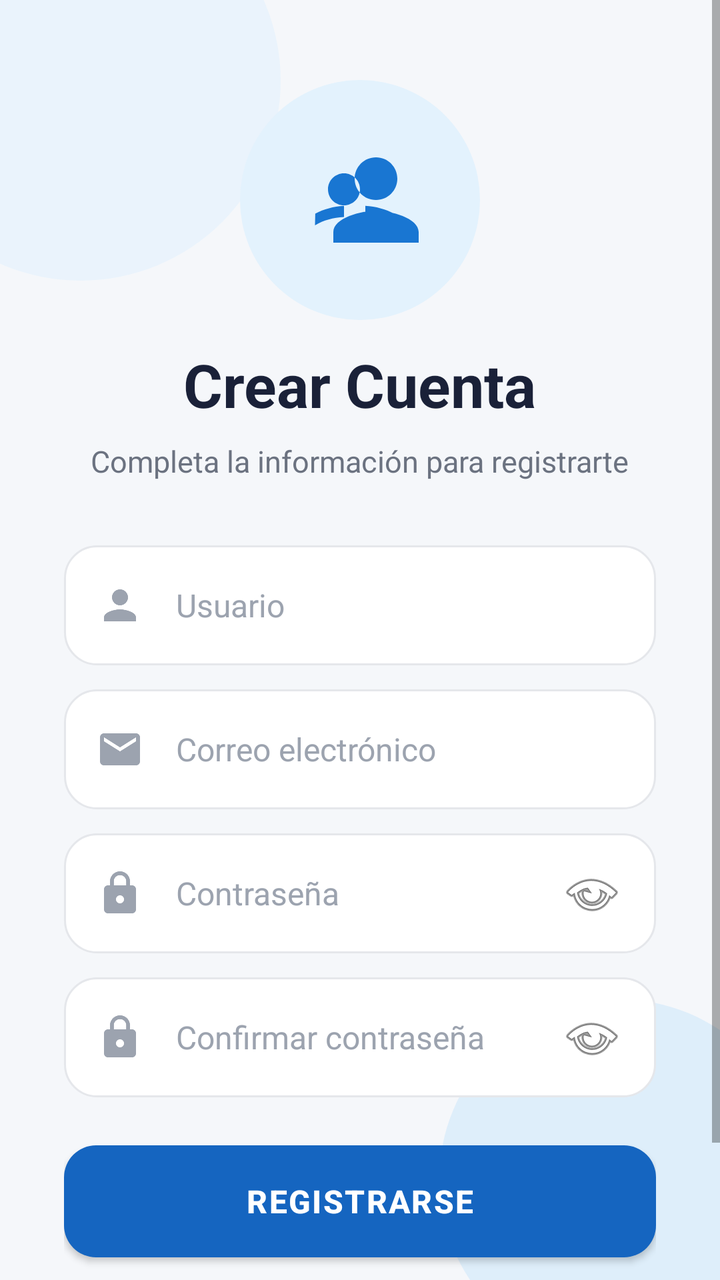
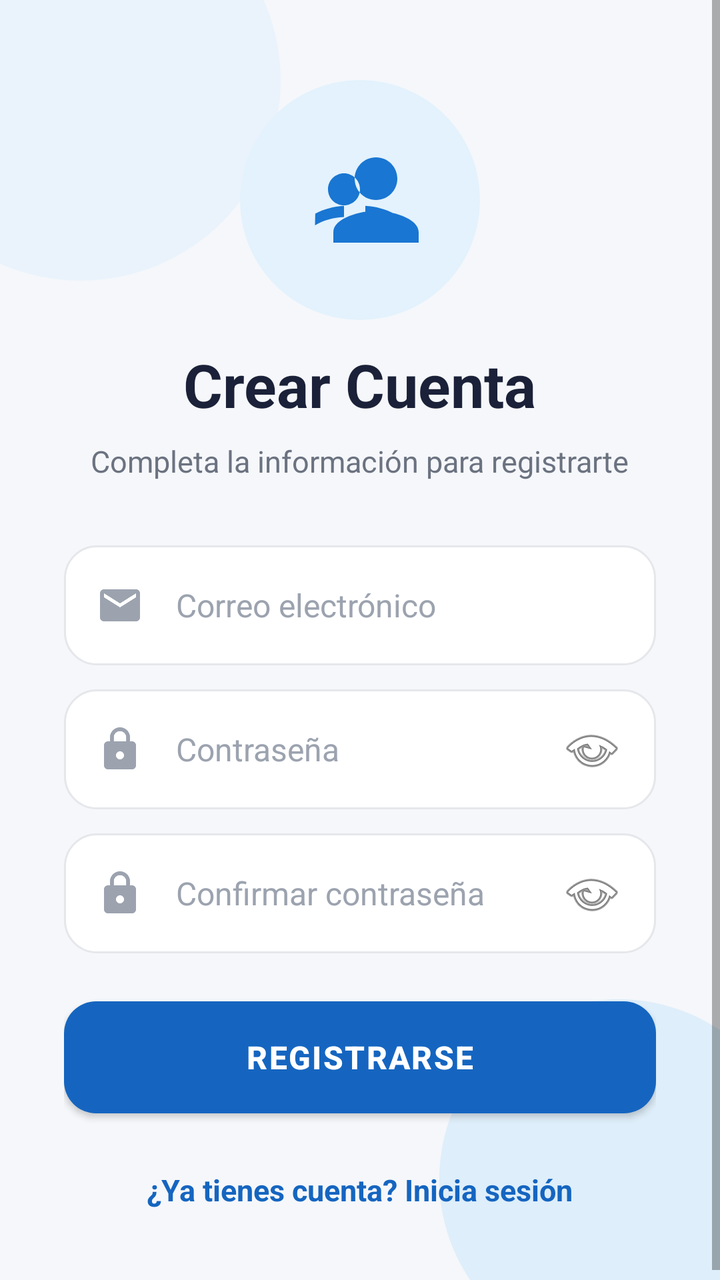

The first picture is an Android layout as it rendered before a commit; the second is the same layout after the commit. The layout source and the unified diff follow.
<!-- AndroidManifest.xml: application theme Theme.NotesApp -->
<!-- res/layout/activity_register.xml -->
<?xml version="1.0" encoding="utf-8"?>
<FrameLayout xmlns:android="http://schemas.android.com/apk/res/android"
    xmlns:app="http://schemas.android.com/apk/res-auto"
    android:layout_width="match_parent"
    android:layout_height="match_parent"
    android:background="@color/background">

    
    <ImageView
        android:layout_width="200dp"
        android:layout_height="200dp"
        android:layout_gravity="top|start"
        android:layout_marginStart="-60dp"
        android:layout_marginTop="-60dp"
        android:src="@drawable/bg_blob_light"
        android:scaleType="fitXY"
        android:alpha="0.6" />

    <ImageView
        android:layout_width="180dp"
        android:layout_height="180dp"
        android:layout_gravity="bottom|end"
        android:layout_marginEnd="-40dp"
        android:layout_marginBottom="-40dp"
        android:src="@drawable/bg_blob_blue"
        android:scaleType="fitXY"
        android:alpha="0.4" />

    <ScrollView
        android:layout_width="match_parent"
        android:layout_height="match_parent"
        android:fillViewport="true">

        <LinearLayout
            android:layout_width="match_parent"
            android:layout_height="wrap_content"
            android:orientation="vertical"
            android:gravity="center_horizontal"
            android:paddingHorizontal="32dp"
            android:paddingTop="40dp"
            android:paddingBottom="32dp">

            
            <FrameLayout
                android:layout_width="120dp"
                android:layout_height="120dp"
                android:layout_gravity="center">

                <ImageView
                    android:layout_width="120dp"
                    android:layout_height="120dp"
                    android:src="@drawable/bg_blob_light"
                    android:scaleType="fitXY" />

                <ImageView
                    android:layout_width="64dp"
                    android:layout_height="64dp"
                    android:layout_gravity="center"
                    android:src="@drawable/ic_person_add"
                    android:scaleType="fitCenter" />
            </FrameLayout>

            
            <TextView
                android:id="@+id/tvTitle"
                android:layout_width="wrap_content"
                android:layout_height="wrap_content"
                android:text="@string/register_title"
                android:textSize="30sp"
                android:textStyle="bold"
                android:textColor="@color/textPrimary"
                android:layout_marginTop="12dp" />

            
            <TextView
                android:id="@+id/tvSubtitle"
                android:layout_width="wrap_content"
                android:layout_height="wrap_content"
                android:text="@string/register_subtitle"
                android:textSize="15sp"
                android:textColor="@color/textSecondary"
                android:layout_marginTop="8dp"
                android:layout_marginBottom="32dp"
                android:textAlignment="center" />

            
            <LinearLayout
                android:layout_width="match_parent"
                android:layout_height="wrap_content"
                android:orientation="horizontal"
                android:gravity="center_vertical"
                android:background="@drawable/bg_input_rounded"
                android:paddingHorizontal="16dp"
                android:paddingVertical="4dp"
                android:layout_marginBottom="12dp">

                <ImageView
                    android:layout_width="24dp"
                    android:layout_height="24dp"
                    android:src="@drawable/ic_person"
                    android:layout_marginEnd="12dp" />

                <EditText
                    android:id="@+id/etUsername"
                    android:layout_width="match_parent"
                    android:layout_height="52dp"
                    android:background="@null"
                    android:hint="@string/username"
                    android:textColorHint="@color/textHint"
                    android:textColor="@color/textPrimary"
                    android:textSize="16sp"
                    android:inputType="text"
                    android:singleLine="true"
                    android:layout_marginStart="4dp" />
            </LinearLayout>

            
            <LinearLayout
                android:layout_width="match_parent"
                android:layout_height="wrap_content"
                android:orientation="horizontal"
                android:gravity="center_vertical"
                android:background="@drawable/bg_input_rounded"
                android:paddingHorizontal="16dp"
                android:paddingVertical="4dp"
                android:layout_marginBottom="12dp">

                <ImageView
                    android:layout_width="24dp"
                    android:layout_height="24dp"
                    android:src="@drawable/ic_email"
                    android:layout_marginEnd="12dp" />

                <EditText
                    android:id="@+id/etEmail"
                    android:layout_width="match_parent"
                    android:layout_height="52dp"
                    android:background="@null"
                    android:hint="@string/email"
                    android:textColorHint="@color/textHint"
                    android:textColor="@color/textPrimary"
                    android:textSize="16sp"
                    android:inputType="textEmailAddress"
                    android:singleLine="true"
                    android:layout_marginStart="4dp" />
            </LinearLayout>

            
            <LinearLayout
                android:layout_width="match_parent"
                android:layout_height="wrap_content"
                android:orientation="horizontal"
                android:gravity="center_vertical"
                android:background="@drawable/bg_input_rounded"
                android:paddingHorizontal="16dp"
                android:paddingVertical="4dp"
                android:layout_marginBottom="12dp">

                <ImageView
                    android:layout_width="24dp"
                    android:layout_height="24dp"
                    android:src="@drawable/ic_lock"
                    android:layout_marginEnd="12dp" />

                <EditText
                    android:id="@+id/etPassword"
                    android:layout_width="0dp"
                    android:layout_height="52dp"
                    android:layout_weight="1"
                    android:background="@null"
                    android:hint="@string/password"
                    android:textColorHint="@color/textHint"
                    android:textColor="@color/textPrimary"
                    android:textSize="16sp"
                    android:inputType="textPassword"
                    android:singleLine="true"
                    android:layout_marginStart="4dp" />

                <ImageButton
                    android:id="@+id/btnTogglePassword"
                    android:layout_width="32dp"
                    android:layout_height="32dp"
                    android:background="?attr/selectableItemBackgroundBorderless"
                    android:src="@android:drawable/ic_menu_view"
                    android:scaleType="centerInside"
                    android:contentDescription="Toggle password" />
            </LinearLayout>

            
            <LinearLayout
                android:layout_width="match_parent"
                android:layout_height="wrap_content"
                android:orientation="horizontal"
                android:gravity="center_vertical"
                android:background="@drawable/bg_input_rounded"
                android:paddingHorizontal="16dp"
                android:paddingVertical="4dp"
                android:layout_marginBottom="24dp">

                <ImageView
                    android:layout_width="24dp"
                    android:layout_height="24dp"
                    android:src="@drawable/ic_lock"
                    android:layout_marginEnd="12dp" />

                <EditText
                    android:id="@+id/etConfirmPassword"
                    android:layout_width="0dp"
                    android:layout_height="52dp"
                    android:layout_weight="1"
                    android:background="@null"
                    android:hint="@string/confirm_password"
                    android:textColorHint="@color/textHint"
                    android:textColor="@color/textPrimary"
                    android:textSize="16sp"
                    android:inputType="textPassword"
                    android:singleLine="true"
                    android:layout_marginStart="4dp" />

                <ImageButton
                    android:id="@+id/btnToggleConfirmPassword"
                    android:layout_width="32dp"
                    android:layout_height="32dp"
                    android:background="?attr/selectableItemBackgroundBorderless"
                    android:src="@android:drawable/ic_menu_view"
                    android:scaleType="centerInside"
                    android:contentDescription="Toggle password" />
            </LinearLayout>

            
            <com.google.android.material.button.MaterialButton
                android:id="@+id/btnRegister"
                android:layout_width="match_parent"
                android:layout_height="56dp"
                android:background="@drawable/bg_button_blue_selector"
                android:text="@string/btn_register"
                android:textColor="@color/white"
                android:textSize="16sp"
                android:textStyle="bold"
                android:letterSpacing="0.05"
                android:drawableStart="@drawable/ic_person_add"
                android:drawablePadding="12dp"
                android:backgroundTint="@null" />

            
            <TextView
                android:id="@+id/tvLogin"
                android:layout_width="wrap_content"
                android:layout_height="wrap_content"
                android:text="@string/has_account"
                android:textColor="@color/colorPrimary"
                android:textSize="15sp"
                android:textStyle="bold"
                android:layout_marginTop="20dp"
                android:clickable="true"
                android:focusable="true"
                android:padding="8dp" />

            <ProgressBar
                android:id="@+id/progressBar"
                android:layout_width="wrap_content"
                android:layout_height="wrap_content"
                android:layout_marginTop="16dp"
                android:visibility="gone" />

        </LinearLayout>
    </ScrollView>
</FrameLayout>
<!-- resources referenced by this layout -->
<resources>
  <color name="background">#F5F7FA</color>
  <color name="colorPrimary">#1565C0</color>
  <color name="textHint">#9CA3AF</color>
  <color name="textPrimary">#1A2138</color>
  <color name="textSecondary">#6B7280</color>
  <color name="white">#FFFFFF</color>
  <!-- drawable bg_blob_blue (drawable) -->
  <?xml version="1.0" encoding="utf-8"?>
  <shape xmlns:android="http://schemas.android.com/apk/res/android"
      android:shape="oval">
      <solid android:color="#BBDEFB" />
      <size
          android:width="200dp"
          android:height="200dp" />
  </shape>
  <!-- drawable bg_blob_light (drawable) -->
  <?xml version="1.0" encoding="utf-8"?>
  <shape xmlns:android="http://schemas.android.com/apk/res/android"
      android:shape="oval">
      <solid android:color="#E3F2FD" />
      <size
          android:width="300dp"
          android:height="300dp" />
  </shape>
  <!-- drawable bg_input_rounded (drawable) -->
  <?xml version="1.0" encoding="utf-8"?>
  <shape xmlns:android="http://schemas.android.com/apk/res/android"
      android:shape="rectangle">
      <solid android:color="#FFFFFF" />
      <corners android:radius="16dp" />
      <stroke
          android:width="1dp"
          android:color="#E5E7EB" />
      <padding
          android:left="16dp"
          android:top="4dp"
          android:right="16dp"
          android:bottom="4dp" />
  </shape>
  <!-- drawable ic_email (drawable) -->
  <vector xmlns:android="http://schemas.android.com/apk/res/android"
      android:width="24dp"
      android:height="24dp"
      android:viewportWidth="24"
      android:viewportHeight="24">
      <path
          android:fillColor="#9CA3AF"
          android:pathData="M20,4H4C2.9,4 2.01,4.9 2.01,6L2,18c0,1.1 0.9,2 2,2h16c1.1,0 2,-0.9 2,-2V6c0,-1.1 -0.9,-2 -2,-2zM20,8l-8,5 -8,-5V6l8,5 8,-5v2z"/>
  </vector>
  <!-- drawable ic_lock (drawable) -->
  <vector xmlns:android="http://schemas.android.com/apk/res/android"
      android:width="24dp"
      android:height="24dp"
      android:viewportWidth="24"
      android:viewportHeight="24">
      <path
          android:fillColor="#9CA3AF"
          android:pathData="M18,8h-1V6c0,-2.76 -2.24,-5 -5,-5S7,3.24 7,6v2H6c-1.1,0 -2,0.9 -2,2v10c0,1.1 0.9,2 2,2h12c1.1,0 2,-0.9 2,-2V10c0,-1.1 -0.9,-2 -2,-2zM12,17c-1.1,0 -2,-0.9 -2,-2s0.9,-2 2,-2 2,0.9 2,2 -0.9,2 -2,2zM15.1,8H8.9V6c0,-1.71 1.39,-3.1 3.1,-3.1 1.71,0 3.1,1.39 3.1,3.1v2z"/>
  </vector>
  <!-- drawable ic_person (drawable) -->
  <vector xmlns:android="http://schemas.android.com/apk/res/android"
      android:width="24dp"
      android:height="24dp"
      android:viewportWidth="24"
      android:viewportHeight="24">
      <path
          android:fillColor="#9CA3AF"
          android:pathData="M12,12c2.21,0 4,-1.79 4,-4s-1.79,-4 -4,-4 -4,1.79 -4,4 1.79,4 4,4zM12,14c-2.67,0 -8,1.34 -8,4v2h16v-2c0,-2.66 -5.33,-4 -8,-4z"/>
  </vector>
  <string name="btn_register">REGISTRARSE</string>
  <string name="confirm_password">Confirmar contraseña</string>
  <string name="email">Correo electrónico</string>
  <string name="has_account">¿Ya tienes cuenta? Inicia sesión</string>
  <string name="password">Contraseña</string>
  <string name="register_subtitle">Completa la información para registrarte</string>
  <string name="register_title">Crear Cuenta</string>
  <string name="username">Usuario</string>
  <style name="Theme.NotesApp" parent="Theme.MaterialComponents.Light.NoActionBar">
          <item name="colorPrimary">@color/colorPrimary</item>
          <item name="colorPrimaryDark">@color/colorPrimaryDark</item>
          <item name="colorAccent">@color/colorAccent</item>
          <item name="android:statusBarColor">@color/colorPrimaryDark</item>
          <item name="android:windowBackground">@color/background</item>
      </style>
  <color name="colorPrimaryDark">#0D47A1</color>
  <color name="colorAccent">#2196F3</color>
  <!-- unchanged entries left out for length: 2 -->
</resources>

<!-- the commit's change to res/layout/activity_register.xml (unified diff, before → after) -->
@@ -82,37 +82,6 @@
                 android:layout_marginTop="8dp"
                 android:layout_marginBottom="32dp"
                 android:textAlignment="center" />
-
-            
-            <LinearLayout
-                android:layout_width="match_parent"
-                android:layout_height="wrap_content"
-                android:orientation="horizontal"
-                android:gravity="center_vertical"
-                android:background="@drawable/bg_input_rounded"
-                android:paddingHorizontal="16dp"
-                android:paddingVertical="4dp"
-                android:layout_marginBottom="12dp">
-
-                <ImageView
-                    android:layout_width="24dp"
-                    android:layout_height="24dp"
-                    android:src="@drawable/ic_person"
-                    android:layout_marginEnd="12dp" />
-
-                <EditText
-                    android:id="@+id/etUsername"
-                    android:layout_width="match_parent"
-                    android:layout_height="52dp"
-                    android:background="@null"
-                    android:hint="@string/username"
-                    android:textColorHint="@color/textHint"
-                    android:textColor="@color/textPrimary"
-                    android:textSize="16sp"
-                    android:inputType="text"
-                    android:singleLine="true"
-                    android:layout_marginStart="4dp" />
-            </LinearLayout>
 
             
             <LinearLayout
<!-- resource entries referenced after the edit -->
@@ -59,16 +59,6 @@
           android:fillColor="#9CA3AF"
           android:pathData="M18,8h-1V6c0,-2.76 -2.24,-5 -5,-5S7,3.24 7,6v2H6c-1.1,0 -2,0.9 -2,2v10c0,1.1 0.9,2 2,2h12c1.1,0 2,-0.9 2,-2V10c0,-1.1 -0.9,-2 -2,-2zM12,17c-1.1,0 -2,-0.9 -2,-2s0.9,-2 2,-2 2,0.9 2,2 -0.9,2 -2,2zM15.1,8H8.9V6c0,-1.71 1.39,-3.1 3.1,-3.1 1.71,0 3.1,1.39 3.1,3.1v2z"/>
   </vector>
-  <!-- drawable ic_person (drawable) -->
-  <vector xmlns:android="http://schemas.android.com/apk/res/android"
-      android:width="24dp"
-      android:height="24dp"
-      android:viewportWidth="24"
-      android:viewportHeight="24">
-      <path
-          android:fillColor="#9CA3AF"
-          android:pathData="M12,12c2.21,0 4,-1.79 4,-4s-1.79,-4 -4,-4 -4,1.79 -4,4 1.79,4 4,4zM12,14c-2.67,0 -8,1.34 -8,4v2h16v-2c0,-2.66 -5.33,-4 -8,-4z"/>
-  </vector>
   <string name="btn_register">REGISTRARSE</string>
   <string name="confirm_password">Confirmar contraseña</string>
   <string name="email">Correo electrónico</string>
@@ -76,7 +66,6 @@
   <string name="password">Contraseña</string>
   <string name="register_subtitle">Completa la información para registrarte</string>
   <string name="register_title">Crear Cuenta</string>
-  <string name="username">Usuario</string>
   <style name="Theme.NotesApp" parent="Theme.MaterialComponents.Light.NoActionBar">
           <item name="colorPrimary">@color/colorPrimary</item>
           <item name="colorPrimaryDark">@color/colorPrimaryDark</item>
